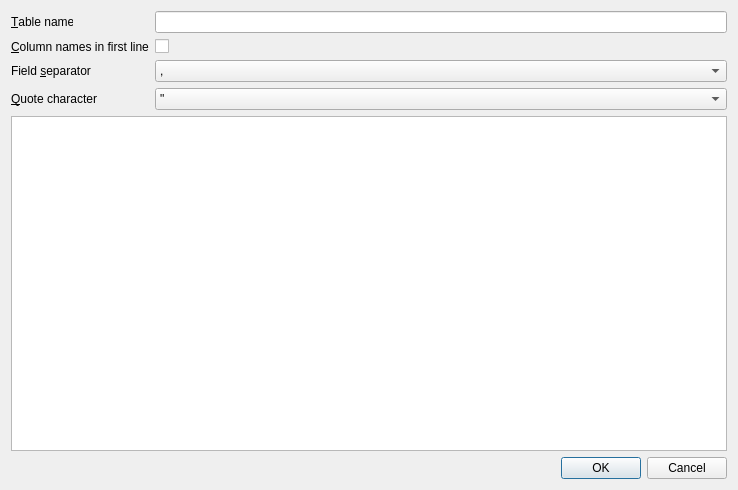
Old version of the form src/ImportCsvDialog.ui in the repository sqlitebrowser/sqlitebrowser.
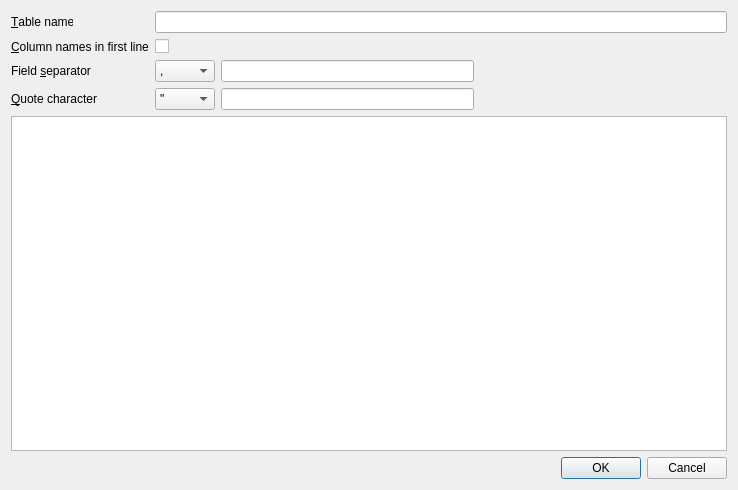
New version of the form.

Commit message:
ImportCsvDialog: Add options to define custom quote/separator chars
Make it possible to use other quote and separator characters than those
predefined in the respective combo boxes when importing a CSV file.

See issue #23.

What changed in the file:
```diff
--- a/src/ImportCsvDialog.ui
+++ b/src/ImportCsvDialog.ui
@@ -16,6 +16,9 @@
   <layout class="QVBoxLayout" name="verticalLayout">
    <item>
     <layout class="QFormLayout" name="formLayout">
+     <property name="fieldGrowthPolicy">
+      <enum>QFormLayout::ExpandingFieldsGrow</enum>
+     </property>
      <item row="0" column="0">
       <widget class="QLabel" name="labelName">
        <property name="text">
@@ -57,6 +60,8 @@
       </widget>
      </item>
      <item row="2" column="1">
+      <layout class="QHBoxLayout" name="horizontalLayout">
+       <item>
       <widget class="QComboBox" name="comboSeparator">
        <item>
         <property name="text">
@@ -78,7 +83,34 @@
          <string>|</string>
         </property>
        </item>
-      </widget>
+         <item>
+          <property name="text">
+           <string>Other</string>
+          </property>
+         </item>
+        </widget>
+       </item>
+       <item>
+        <widget class="QLineEdit" name="editCustomSeparator">
+         <property name="maxLength">
+          <number>1</number>
+         </property>
+        </widget>
+       </item>
+       <item>
+        <spacer name="horizontalSpacer">
+         <property name="orientation">
+          <enum>Qt::Horizontal</enum>
+         </property>
+         <property name="sizeHint" stdset="0">
+          <size>
+           <width>40</width>
+           <height>20</height>
+          </size>
+         </property>
+        </spacer>
+       </item>
+      </layout>
      </item>
      <item row="3" column="0">
       <widget class="QLabel" name="labelQuote">
@@ -91,6 +123,8 @@
       </widget>
      </item>
      <item row="3" column="1">
+      <layout class="QHBoxLayout" name="horizontalLayout_2">
+       <item>
       <widget class="QComboBox" name="comboQuote">
        <item>
         <property name="text">
@@ -107,7 +141,34 @@
          <string/>
         </property>
        </item>
-      </widget>
+         <item>
+          <property name="text">
+           <string>Other</string>
+          </property>
+         </item>
+        </widget>
+       </item>
+       <item>
+        <widget class="QLineEdit" name="editCustomQuote">
+         <property name="maxLength">
+          <number>1</number>
+         </property>
+        </widget>
+       </item>
+       <item>
+        <spacer name="horizontalSpacer_2">
+         <property name="orientation">
+          <enum>Qt::Horizontal</enum>
+         </property>
+         <property name="sizeHint" stdset="0">
+          <size>
+           <width>40</width>
+           <height>20</height>
+          </size>
+         </property>
+        </spacer>
+       </item>
+      </layout>
      </item>
     </layout>
    </item>
```
Left out of the diff: 34 changed lines with no effect on the pictures. Lines whose indentation alone changed are shown as unchanged. The commit also changes 1 other file.
